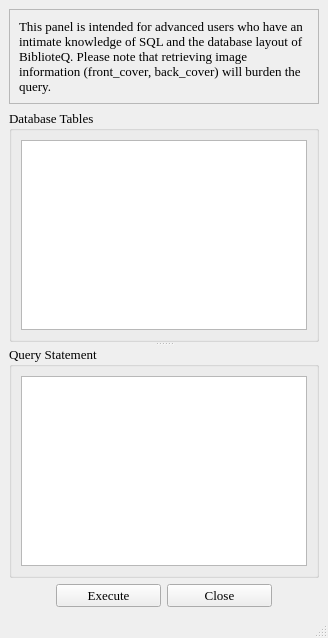
First picture: the form in customquery.ui, repository textbrowser/biblioteq, before the edit.
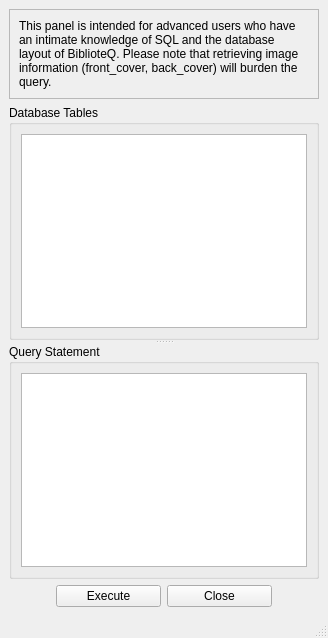
Second picture: the form after the edit. Icons and pictures are not drawn.

Commit message: Default fonts. Do not allow users to set their fonts on OS X systems as this distorts widgets.

```diff
--- a/customquery.ui
+++ b/customquery.ui
@@ -10,12 +10,6 @@
     <height>638</height>
    </rect>
   </property>
-  <property name="font">
-   <font>
-    <family>Times</family>
-    <pointsize>10</pointsize>
-   </font>
-  </property>
   <property name="windowTitle">
    <string>BiblioteQ: Custom Query</string>
   </property>
@@ -36,12 +30,6 @@
       <layout class="QVBoxLayout">
        <item>
         <widget class="QLabel" name="label">
-         <property name="font">
-          <font>
-           <family>Times</family>
-           <pointsize>10</pointsize>
-          </font>
-         </property>
          <property name="text">
           <string>This panel is intended for advanced users who have an intimate knowledge of SQL and the database layout of BiblioteQ. Please note that retrieving image information (front_cover, back_cover) will burden the query.</string>
          </property>
@@ -122,12 +110,6 @@
           <height>0</height>
          </size>
         </property>
-        <property name="font">
-         <font>
-          <family>Times</family>
-          <pointsize>10</pointsize>
-         </font>
-        </property>
         <property name="text">
          <string>Execute</string>
         </property>
@@ -145,12 +127,6 @@
           <height>0</height>
          </size>
         </property>
-        <property name="font">
-         <font>
-          <family>Times</family>
-          <pointsize>10</pointsize>
-         </font>
-        </property>
         <property name="text">
          <string>Close</string>
         </property>
```
The commit also changes 20 other files.
